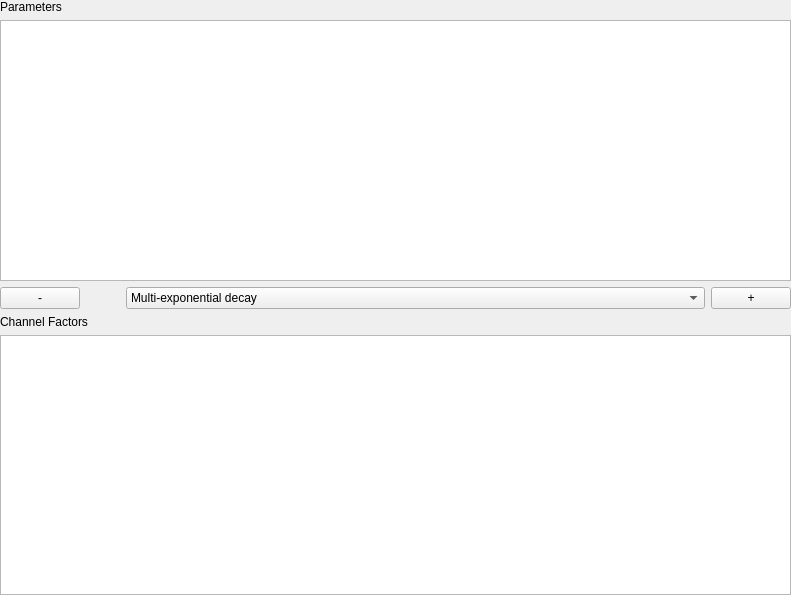
Before: the Qt Designer form FLIMfitLibrary/FLIMfitQT/FittingParametersWidget.ui in flimfit/FLIMfit, drawn with Qt 5.
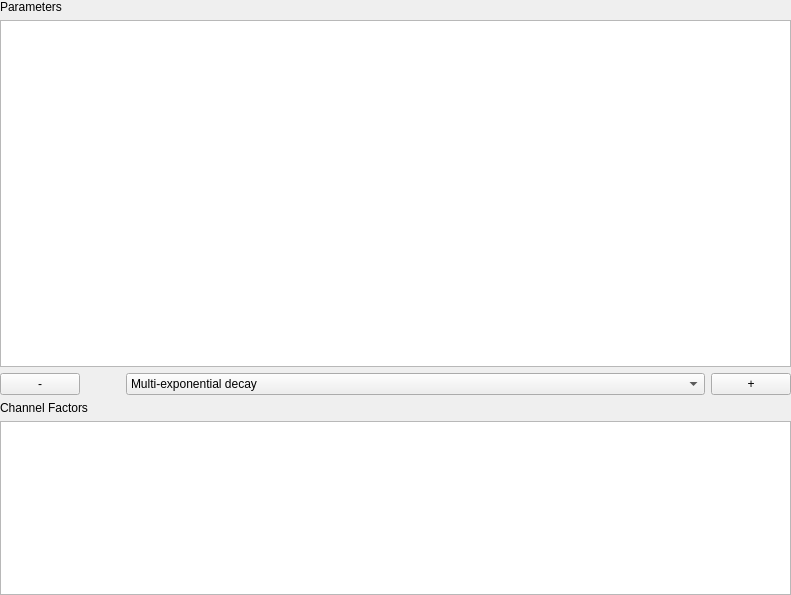
After: the same form once the commit is applied.

The edit to the form file:
```diff
--- a/FLIMfitLibrary/FLIMfitQT/FittingParametersWidget.ui
+++ b/FLIMfitLibrary/FLIMfitQT/FittingParametersWidget.ui
@@ -13,7 +13,7 @@
   <property name="windowTitle">
    <string>Fitting Parameters</string>
   </property>
-  <layout class="QVBoxLayout" name="verticalLayout_2">
+  <layout class="QVBoxLayout" name="verticalLayout_2" stretch="0,2,0,0,1">
    <property name="leftMargin">
     <number>0</number>
    </property>
```
